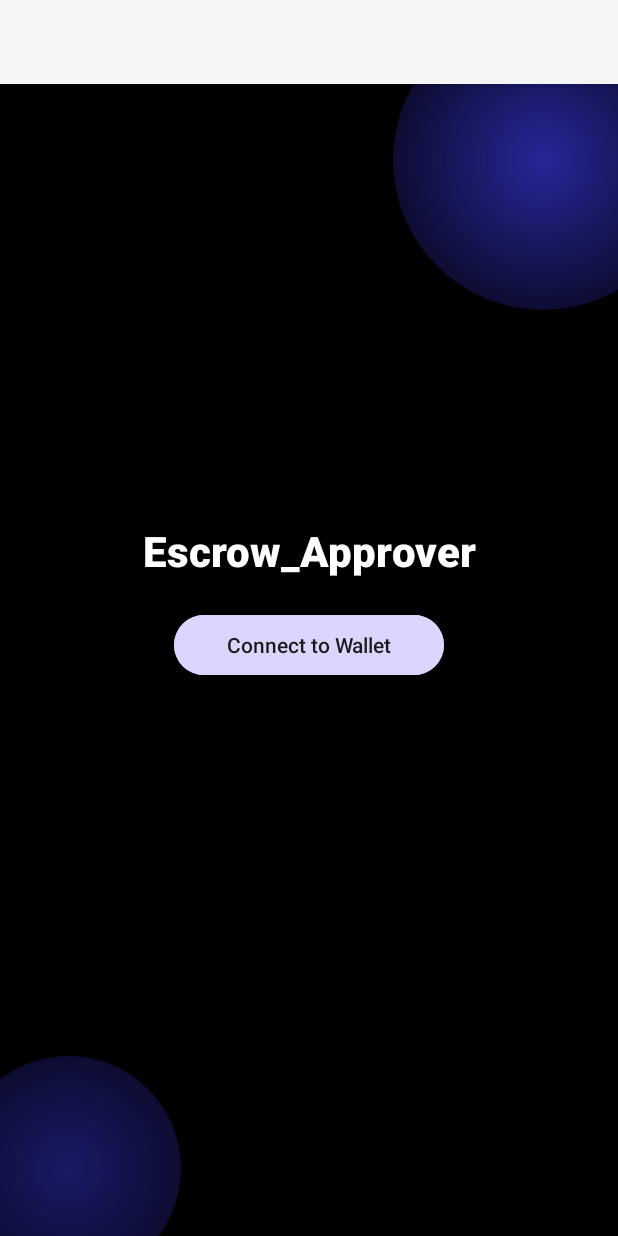
After one commit to Crypto-Jaguars/Revo-Android, an Android app built with Jetpack Compose: the EscrowApproverActivity screen opened directly, with no data from a screen before it, on a phone screen of 412 x 824 dp. The commit adds this screen. Run offline under Robolectric (Android 15) with nearby library versions, the phone set to English and light mode, and no system bars; libraries missing offline, so code that uses them is left out: org.stellar.walletsdk; 1 statement that could not run was skipped.

Commit message:
Graphical (#35)

```diff
--- /dev/null
+++ b/app/src/main/java/com/example/fideicomisoapproverring/EscrowApproverActivity.kt
@@ -0,0 +1,71 @@
+package com.example.fideicomisoapproverring
+
+
+
+import android.os.Bundle
+import androidx.appcompat.app.AppCompatActivity
+import androidx.lifecycle.lifecycleScope
+import android.widget.Button
+import kotlinx.coroutines.launch
+import org.stellar.walletsdk.Wallet
+import org.stellar.walletsdk.StellarConfiguration
+import android.widget.Toast
+
+class EscrowApproverActivity : AppCompatActivity() {
+    private lateinit  var wallet: Wallet
+    private lateinit var connectButton: Button
+
+    override fun onCreate(savedInstanceState: Bundle?) {
+        super.onCreate(savedInstanceState)
+        setContentView(R.layout.activity_escrow_approver)
+
+        // Initialize Stellar Wallet
+        wallet = Wallet(StellarConfiguration.Testnet)
+
+        connectButton = findViewById(R.id.connectButton)
+        setupWalletConnection()
+    }
+
+    private fun setupWalletConnection() {
+        connectButton.setOnClickListener {
+            connectButton.isEnabled = false
+            connectButton.text = "Connecting..."
+
+            lifecycleScope.launch {
+                try {
+                    // Create a new key pair
+                    val keyPair = wallet.stellar().account().createKeyPair()
+
+                    // keypair is not being used. Need more research on how to best implement this.
+
+                    // Store the connected state
+                    val sharedPrefs = getSharedPreferences("WalletPrefs", MODE_PRIVATE)
+                    sharedPrefs.edit().putBoolean("isWalletConnected", true).apply()
+
+                    Toast.makeText(this@EscrowApproverActivity,
+                        "Wallet connected successfully",
+                        Toast.LENGTH_SHORT).show()
+
+                    // Return to MainActivity
+                    finish()
+
+                } catch (e: Exception) {
+                    // Clear any partial connection state
+                    getSharedPreferences("WalletPrefs", MODE_PRIVATE)
+                        .edit().remove("isWalletConnected").apply()
+                            val errorMessage = when (e) {
+                                is SecurityException -> "Security error: ${e.message}"
+                                 is IllegalStateException -> "Wallet error: ${e.message}"
+                                    else -> "Connection failed: ${e.message}"
+                            }
+                    Toast.makeText(this@EscrowApproverActivity,
+
+                        "Connection failed: ${e.message}",
+                        Toast.LENGTH_SHORT).show()
+                    connectButton.isEnabled = true
+                    connectButton.text = "Connect to Wallet"
+                }
+            }
+        }
+    }
+}
--- /dev/null
+++ b/app/src/main/res/drawable/blue_gradient_circle.xml
@@ -0,0 +1,9 @@
+<?xml version="1.0" encoding="utf-8"?>
+<shape xmlns:android="http://schemas.android.com/apk/res/android"
+    android:shape="oval">
+    <gradient
+        android:type="radial"
+        android:gradientRadius="150dp"
+        android:startColor="#4040FF"
+        android:endColor="#00000000" />
+</shape>
--- /dev/null
+++ b/app/src/main/res/drawable/rounded_button_background.xml
@@ -0,0 +1,6 @@
+<?xml version="1.0" encoding="utf-8"?>
+<shape xmlns:android="http://schemas.android.com/apk/res/android"
+    android:shape="rectangle">
+    <corners android:radius="20dp"/>
+    <solid android:color="#DCD6FF"/>
+</shape>
--- /dev/null
+++ b/app/src/main/res/layout/activity_escrow_approver.xml
@@ -0,0 +1,63 @@
+<?xml version="1.0" encoding="utf-8"?>
+<androidx.constraintlayout.widget.ConstraintLayout xmlns:android="http://schemas.android.com/apk/res/android"
+    xmlns:app="http://schemas.android.com/apk/res-auto"
+    android:layout_width="match_parent"
+    android:layout_height="match_parent"
+    android:background="@color/black">
+
+    <!-- Background gradient overlay -->
+    <View
+        android:layout_width="200dp"
+        android:layout_height="200dp"
+        android:background="@drawable/blue_gradient_circle"
+        android:alpha="0.6"
+        app:layout_constraintEnd_toEndOf="parent"
+        app:layout_constraintTop_toTopOf="parent"
+        android:layout_marginTop="-50dp"
+        android:layout_marginEnd="-50dp"/>
+
+    <View
+        android:layout_width="150dp"
+        android:layout_height="150dp"
+        android:background="@drawable/blue_gradient_circle"
+        android:alpha="0.4"
+        app:layout_constraintStart_toStartOf="parent"
+        app:layout_constraintBottom_toBottomOf="parent"
+        android:layout_marginBottom="-30dp"
+        android:layout_marginStart="-30dp"/>
+
+    <TextView
+        android:id="@+id/titleText"
+        android:layout_width="wrap_content"
+        android:layout_height="wrap_content"
+        android:text="@string/escrow_approver"
+        android:textColor="@android:color/white"
+        android:textSize="28sp"
+        android:textStyle="bold"
+        android:fontFamily="sans-serif-medium"
+        app:layout_constraintBottom_toBottomOf="parent"
+        app:layout_constraintLeft_toLeftOf="parent"
+        app:layout_constraintRight_toRightOf="parent"
+        app:layout_constraintTop_toTopOf="parent"
+        app:layout_constraintVertical_bias="0.4" />
+
+    <com.google.android.material.button.MaterialButton
+        android:id="@+id/connectButton"
+        android:layout_width="180dp"
+        android:layout_height="40dp"
+        android:text="Connect to Wallet"
+        android:textColor="#1A1A1A"
+        android:textSize="14sp"
+        android:letterSpacing="0"
+        android:textAllCaps="false"
+        android:backgroundTint="#DCD6FF"
+        app:cornerRadius="20dp"
+        android:padding="0dp"
+        android:insetTop="0dp"
+        android:insetBottom="0dp"
+        android:layout_marginTop="24dp"
+        app:layout_constraintTop_toBottomOf="@id/titleText"
+        app:layout_constraintLeft_toLeftOf="parent"
+        app:layout_constraintRight_toRightOf="parent" />
+
+</androidx.constraintlayout.widget.ConstraintLayout>
--- a/app/src/main/res/layout/activity_main.xml
+++ b/app/src/main/res/layout/activity_main.xml
@@ -52,4 +52,6 @@
         android:backgroundTint="@android:color/holo_blue_light"
         android:padding="12dp" />
 
+
+
 </LinearLayout>
--- a/app/src/main/res/values/strings.xml
+++ b/app/src/main/res/values/strings.xml
@@ -3,4 +3,5 @@
     <string name="engagementId">Engagement ID</string>
     <string name="contractId">Contract ID</string>
     <string name="enterButton">Enter</string>
+    <string name="escrow_approver">Escrow_Approver</string>
 </resources>
```
Also changed, not shown: app/build.gradle (+13 -1 lines), app/src/main/AndroidManifest.xml (+8 -0 lines), 1 other file.
